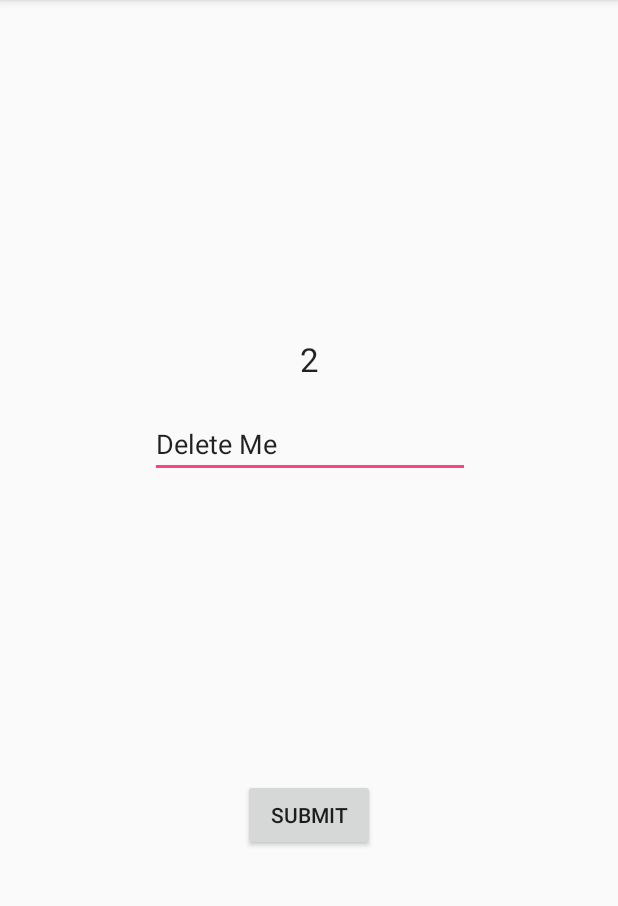
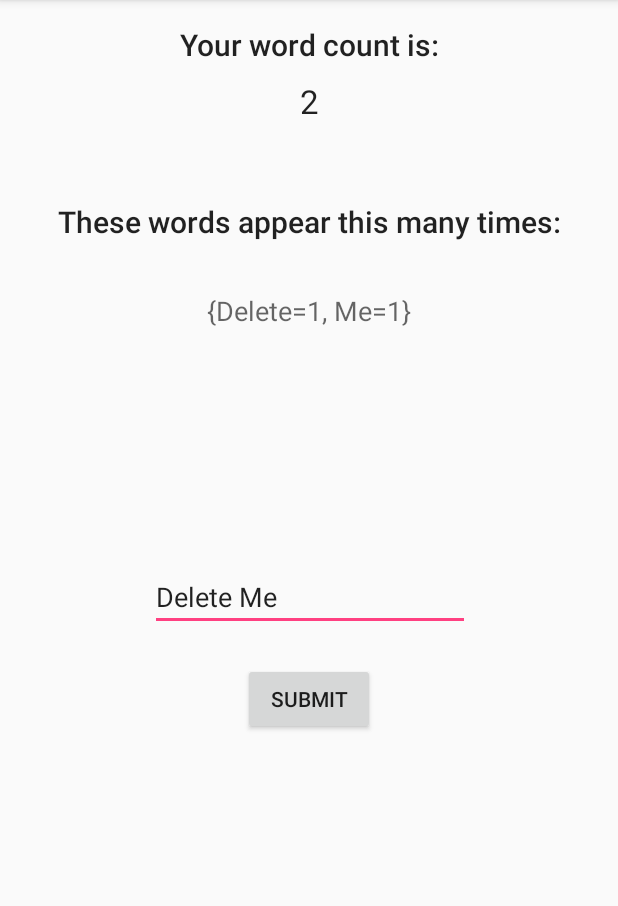
Before and after one commit to scottishasian/Homework_Number_ThirtySix, an Android app: the screen it shows after launch (MainActivity), after a tap on "SUBMIT", on a phone screen of 412 x 824 dp, the part 84-990 px from its top. Run offline under Robolectric (Android 15) with nearby library versions, the phone set to English and light mode, and no system bars.

Commit message:
Occurences of word can display on the app.

```diff
--- a/app/src/main/java/com/example/kynansong/wordcounter/MainActivity.java
+++ b/app/src/main/java/com/example/kynansong/wordcounter/MainActivity.java
@@ -13,6 +13,7 @@ import com.example.kynansong.wordcounter.Models.WordCounter;
 public class MainActivity extends AppCompatActivity {
 
     private TextView counter;
+    private TextView occurences;
     private EditText sentence;
     private Button submitButton;
     private WordCounter wordCounter;
@@ -23,6 +24,7 @@ public class MainActivity extends AppCompatActivity {
         setContentView(R.layout.activity_main);
 
         this.counter = (TextView) findViewById(R.id.word_count);
+        this.occurences = (TextView) findViewById(R.id.occurences_count);
         this.sentence = (EditText) findViewById(R.id.sentence_input);
         this.submitButton = (Button) findViewById(R.id.submit_button);
         this.wordCounter = new WordCounter();
@@ -35,6 +37,7 @@ public class MainActivity extends AppCompatActivity {
         String sentence = this.sentence.getText().toString();
         Log.d(getClass().toString(), sentence);
         this.counter.setText(this.wordCounter.wordCount(sentence).toString());
+        this.occurences.setText(this.wordCounter.wordOccurences(sentence).toString());
 
     }
 
--- a/app/src/main/java/com/example/kynansong/wordcounter/Models/WordCounter.java
+++ b/app/src/main/java/com/example/kynansong/wordcounter/Models/WordCounter.java
@@ -1,6 +1,8 @@
 package com.example.kynansong.wordcounter.Models;
 
 import java.lang.reflect.Array;
+import java.util.HashMap;
+import java.util.Map;
 
 /**
  * Created by kynansong on 13/11/2017.
@@ -13,4 +15,16 @@ public class WordCounter {
         int result = sentence.length;
         return new Integer(result).toString();
     }
+
+    public Map<String, Integer> wordOccurences(String phrase) {
+        String[] words = phrase.split(" ");
+        Map<String, Integer> occurences = new HashMap();
+        for(String word : words) {
+            if(!occurences.containsKey(word))
+                occurences.put(word, 1);
+            else
+                occurences.put(word, occurences.get(word) + 1);
+        }
+        return occurences;
+    }
 }
--- a/app/src/main/res/layout/activity_main.xml
+++ b/app/src/main/res/layout/activity_main.xml
@@ -10,13 +10,15 @@
         android:id="@+id/word_count"
         android:layout_width="wrap_content"
         android:layout_height="wrap_content"
+        android:layout_marginTop="8dp"
         android:text="@string/wordcount"
         android:textAppearance="@style/TextAppearance.AppCompat.Large"
         app:layout_constraintBottom_toBottomOf="parent"
+        app:layout_constraintHorizontal_bias="0.501"
         app:layout_constraintLeft_toLeftOf="parent"
         app:layout_constraintRight_toRightOf="parent"
-        app:layout_constraintTop_toTopOf="parent"
-        app:layout_constraintVertical_bias="0.304"
+        app:layout_constraintTop_toBottomOf="@+id/word_count_header"
+        app:layout_constraintVertical_bias="0.002"
         tools:text="@string/wordcount" />
 
     <EditText
@@ -37,7 +39,7 @@
         app:layout_constraintHorizontal_bias="0.503"
         app:layout_constraintStart_toStartOf="parent"
         app:layout_constraintTop_toBottomOf="@+id/word_count"
-        app:layout_constraintVertical_bias="0.025" />
+        app:layout_constraintVertical_bias="0.457" />
 
     <Button
         android:id="@+id/submit_button"
@@ -53,6 +55,56 @@
         app:layout_constraintEnd_toEndOf="parent"
         app:layout_constraintStart_toStartOf="parent"
         app:layout_constraintTop_toBottomOf="@+id/sentence_input"
+        app:layout_constraintVertical_bias="0.048"
         tools:text="@string/submit" />
 
+    <TextView
+        android:id="@+id/word_count_header"
+        android:layout_width="wrap_content"
+        android:layout_height="wrap_content"
+        android:layout_marginEnd="8dp"
+        android:layout_marginStart="8dp"
+        android:layout_marginTop="16dp"
+        android:text="@string/wordCountHeader"
+        android:textAppearance="@style/TextAppearance.AppCompat.Title"
+        app:layout_constraintEnd_toEndOf="parent"
+        app:layout_constraintStart_toStartOf="parent"
+        app:layout_constraintTop_toTopOf="parent"
+        tools:text="@string/wordCountHeader" />
+
+    <TextView
+        android:id="@+id/occurences_header"
+        android:layout_width="wrap_content"
+        android:layout_height="wrap_content"
+        android:layout_marginBottom="8dp"
+        android:layout_marginEnd="8dp"
+        android:layout_marginStart="8dp"
+        android:layout_marginTop="52dp"
+        android:text="@string/occurence_header"
+        android:textAppearance="@style/TextAppearance.AppCompat.Title"
+        app:layout_constraintBottom_toBottomOf="parent"
+        app:layout_constraintEnd_toEndOf="parent"
+        app:layout_constraintStart_toStartOf="parent"
+        app:layout_constraintTop_toBottomOf="@+id/word_count"
+        app:layout_constraintVertical_bias="0.0"
+        tools:text="@string/occurence_header" />
+
+    <TextView
+        android:id="@+id/occurences_count"
+        android:layout_width="wrap_content"
+        android:layout_height="wrap_content"
+        android:layout_marginBottom="8dp"
+        android:layout_marginEnd="8dp"
+        android:layout_marginStart="8dp"
+        android:layout_marginTop="16dp"
+        android:contentDescription="@string/example_text"
+        android:text="@string/occurences"
+        android:textAppearance="@style/TextAppearance.AppCompat.Medium"
+        app:layout_constraintBottom_toBottomOf="parent"
+        app:layout_constraintEnd_toEndOf="parent"
+        app:layout_constraintStart_toStartOf="parent"
+        app:layout_constraintTop_toBottomOf="@+id/occurences_header"
+        app:layout_constraintVertical_bias="0.031"
+        tools:text="@string/occurences" />
+
 </android.support.constraint.ConstraintLayout>
--- a/app/src/main/res/values/strings.xml
+++ b/app/src/main/res/values/strings.xml
@@ -3,4 +3,9 @@
     <string name="wordcount">0</string>
     <string name="input_sentence">I am a fish</string>
     <string name="submit">submit</string>
+    <string name="wordCountHeader">Your word count is:</string>
+    <string name="occurence_header">These words appear this many times:</string>
+    <string name="occurences_map" />
+    <string name="example_text">word:number</string>
+    <string name="occurences">word:count</string>
 </resources>
```
Also changed, not shown: 1 other file.
